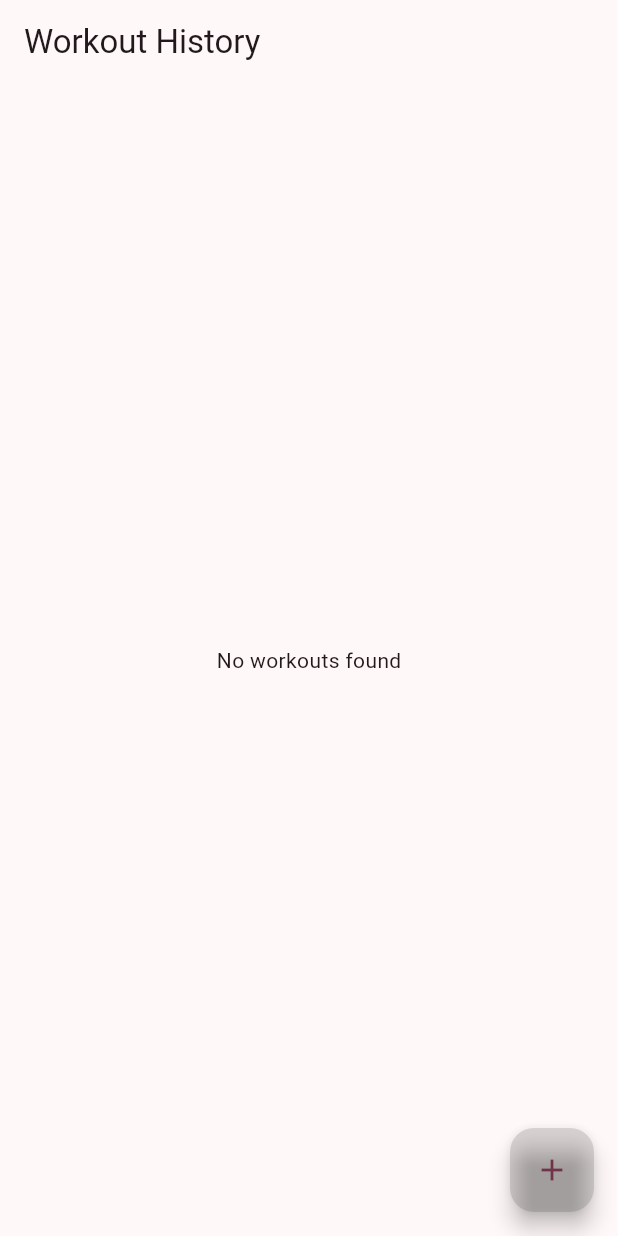
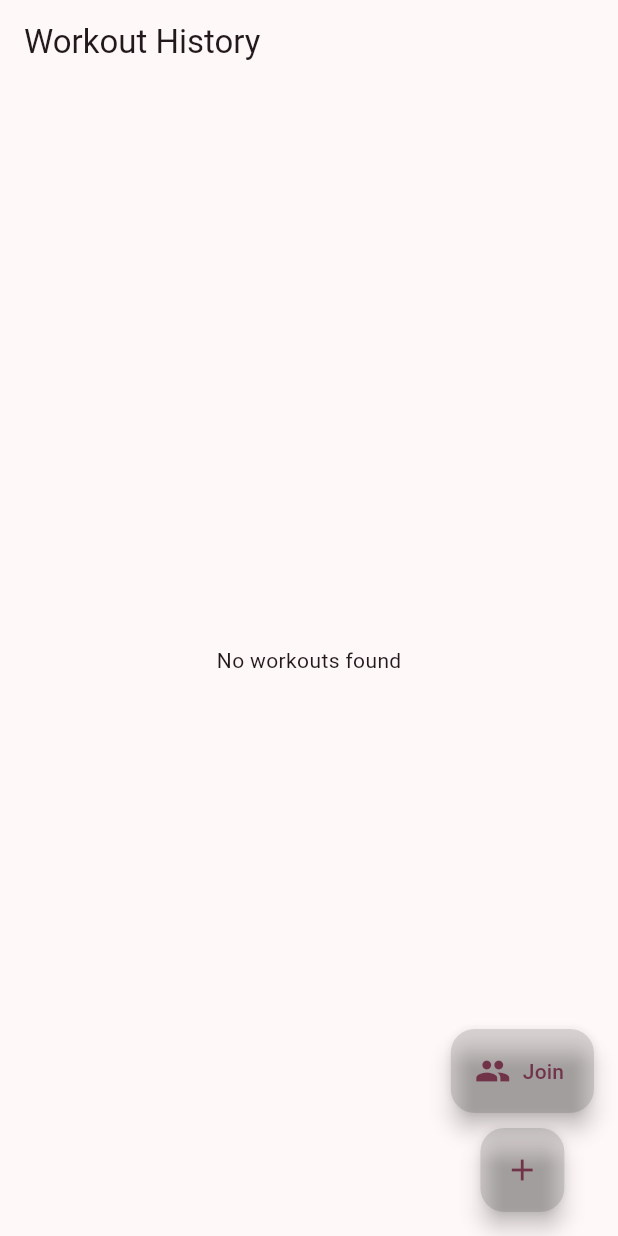
Before and after one commit to Yashtap1245-Tech/WorkItOut, a Flutter app: the screen it shows after launch, on a phone screen of 412 x 824 dp. Run offline on Flutter 3.47's test engine with Material 3 defaults, Android fonts, the phone set to English and light mode, and no system bars; our stand-ins replace cloud_firestore, firebase_auth, firebase_core, isar; accounts and stored records are empty; generated files the repository leaves out were written again; network calls fail; statements that could not run were skipped.

Commit message:
Adding new Join page to the project

```diff
--- a/lib/workout_history_page.dart
+++ b/lib/workout_history_page.dart
@@ -5,6 +5,7 @@ import 'package:workout_tracker/workout_provider.dart';
 import 'package:workout_tracker/model/workout.dart';
 import 'package:workout_tracker/workout_recording_page.dart';
 
+import 'join_team_workout_page.dart';
 import 'model/exercise.dart';
 
 class WorkoutHistoryPage extends StatelessWidget {
@@ -32,9 +33,11 @@ class WorkoutHistoryPage extends StatelessWidget {
                 int successfulCount = workout.results.where((result) {
                   final exercise = workoutProvider.exercises.firstWhere(
                     (e) => e.id == result.exerciseId,
-                  orElse: () => Exercise(name: "Unknown", target: 0, unit: ""),
+                    orElse: () =>
+                        Exercise(name: "Unknown", target: 0, unit: ""),
                   );
-                return exercise.name != "Unknown" && result.output >= exercise.target;
+                  return exercise.name != "Unknown" &&
+                      result.output >= exercise.target;
                 }).length;
 
                 return Card(
@@ -53,7 +56,8 @@ class WorkoutHistoryPage extends StatelessWidget {
                       onPressed: () {
                         Navigator.of(context).push(
                           MaterialPageRoute(
-                          builder: (context) => WorkoutDetails(workout: workout),
+                            builder: (context) =>
+                                WorkoutDetails(workout: workout),
                           ),
                         );
                       },
@@ -64,7 +68,20 @@ class WorkoutHistoryPage extends StatelessWidget {
             );
           },
         ),
-      floatingActionButton: FloatingActionButton(
+        floatingActionButton:
+            Column(mainAxisAlignment: MainAxisAlignment.end, children: [
+          FloatingActionButton.extended(
+            onPressed: () {
+              Navigator.of(context).push(
+                MaterialPageRoute(builder: (context) => JoinTeamWorkoutPage()),
+              );
+            },
+            label: Text("Join"),
+            icon: Icon(Icons.group),
+            backgroundColor: Colors.black12,
+          ),
+          SizedBox(height: 10),
+          FloatingActionButton(
             onPressed: () {
               Navigator.of(context).push(
                 MaterialPageRoute(builder: (context) => WorkoutRecordingPage()),
@@ -73,6 +90,6 @@ class WorkoutHistoryPage extends StatelessWidget {
             child: const Icon(Icons.add),
             backgroundColor: Colors.black12,
           ),
-    );
+        ]));
   }
 }
--- a/pubspec.yaml
+++ b/pubspec.yaml
@@ -45,6 +45,7 @@ dependencies:
   # The following adds the Cupertino Icons font to your application.
   # Use with the CupertinoIcons class for iOS style icons.
   cupertino_icons: ^1.0.8
+  uuid: ^4.5.1
 
 dev_dependencies:
   flutter_test:
```
Also changed, not shown: lib/join_team_workout_page.dart (added, +64 -0 lines). Lines whose indentation alone changed are shown as unchanged.
